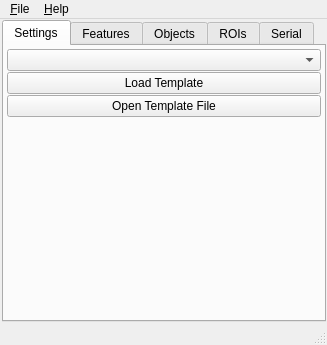
wonkoderverstaendige/Spotter, file ui/mainUi.ui: the form before one commit.
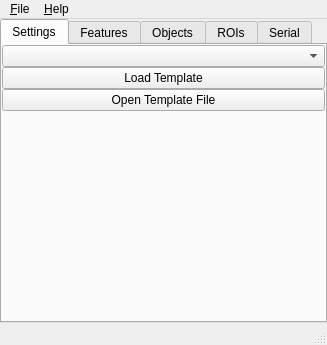
The form after the commit. Icons and pictures are not drawn.

The edit to the form file:
```diff
--- a/ui/mainUi.ui
+++ b/ui/mainUi.ui
@@ -26,10 +26,10 @@
   <widget class="QWidget" name="centralwidget">
    <layout class="QHBoxLayout" name="horizontalLayout_2">
     <property name="spacing">
-     <number>1</number>
+     <number>0</number>
     </property>
     <property name="margin">
-     <number>1</number>
+     <number>0</number>
     </property>
     <item>
      <layout class="QHBoxLayout" name="frame_video">
@@ -67,6 +67,9 @@
     </item>
     <item>
      <layout class="QHBoxLayout" name="frame_parameters">
+      <property name="spacing">
+       <number>0</number>
+      </property>
       <item>
        <widget class="QTabWidget" name="tab_parameters">
         <property name="enabled">
@@ -93,10 +96,10 @@
          </attribute>
          <layout class="QGridLayout" name="gridLayout_2">
           <property name="margin">
-           <number>3</number>
+           <number>0</number>
           </property>
           <property name="spacing">
-           <number>1</number>
+           <number>0</number>
           </property>
           <item row="1" column="0">
            <layout class="QGridLayout" name="gridLayout_3">
```
Left out of the diff: 13 changed lines with no effect on the pictures.
